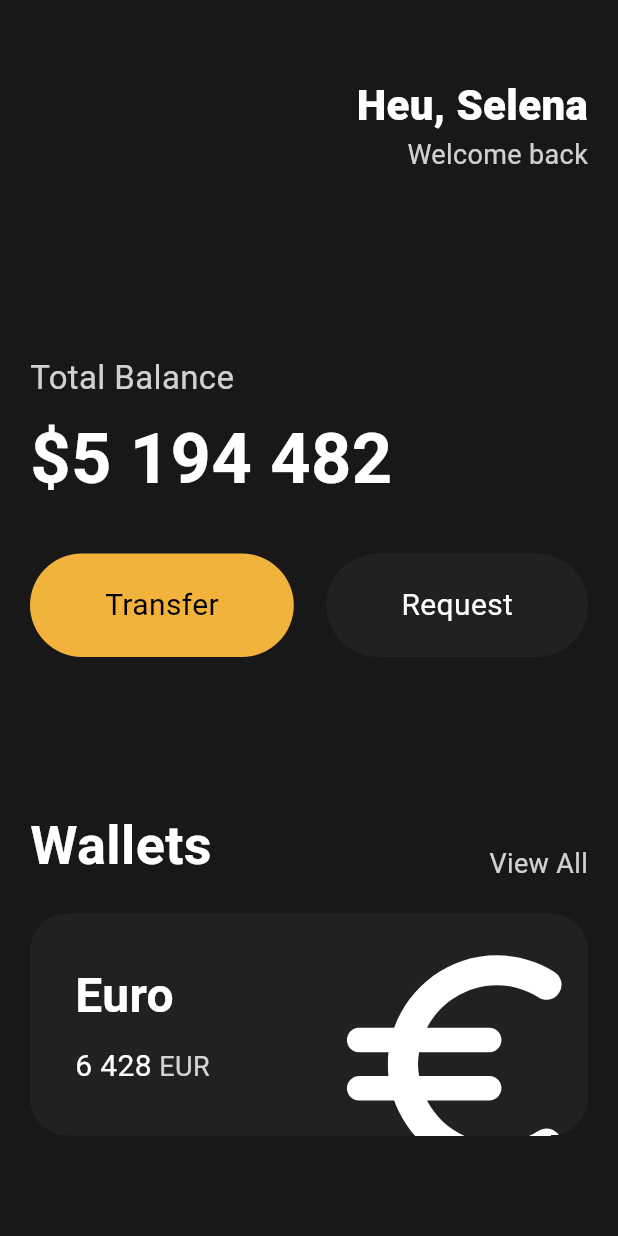
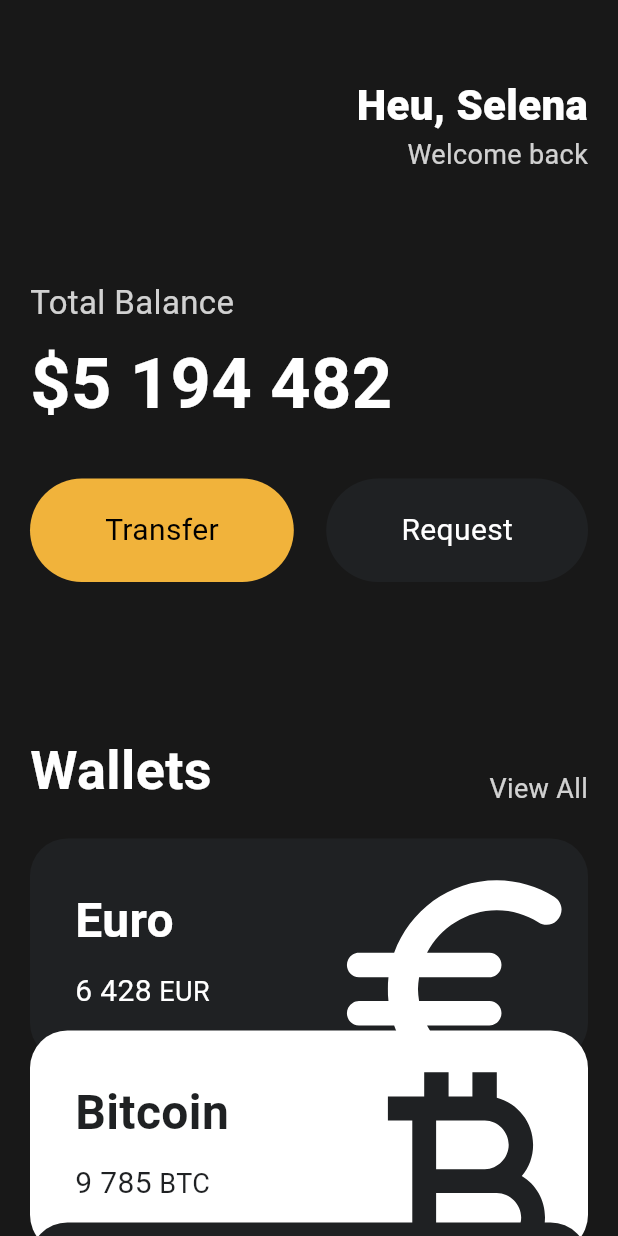
Before and after one commit to kimminsic/flutterStudy, a Flutter app: the screen it shows after launch, on a phone screen of 412 x 824 dp. Run offline on Flutter 3.47's test engine with Material 3 defaults, Android fonts, the phone set to English and light mode, and no system bars.

Commit message:
Flutter 로 웹툰 앱 만들기 #3.8 Reusable Cards

```diff
--- a/lib/main.dart
+++ b/lib/main.dart
@@ -1,5 +1,6 @@
 import 'package:flutter/material.dart';
 import 'package:toolflix/widgets/Button.dart';
+import 'package:toolflix/widgets/currency_card.dart';
 
 class Player {
   String? name;
@@ -20,7 +21,8 @@ class App extends StatelessWidget {
     return MaterialApp(
       home: Scaffold(
         backgroundColor: const Color(0xFF181818),
-        body: Padding(
+        body: SingleChildScrollView(
+          child: Padding(
             padding: const EdgeInsets.symmetric(horizontal: 20),
             child: Column(
               crossAxisAlignment: CrossAxisAlignment.start,
@@ -51,7 +53,7 @@ class App extends StatelessWidget {
                     ),
                   ],
                 ),
-              const SizedBox(height: 120),
+                const SizedBox(height: 70),
                 Text(
                   'Total Balance',
                   style: TextStyle(
@@ -107,68 +109,37 @@ class App extends StatelessWidget {
                   ],
                 ),
                 const SizedBox(height: 20),
-              Container(
-                clipBehavior: Clip.hardEdge,
-                decoration: BoxDecoration(
-                  color: const Color(0xFF1F2123),
-                  borderRadius: BorderRadius.circular(25),
+                const CurrencyCard(
+                  name: 'Euro',
+                  code: 'EUR',
+                  amount: '6 428',
+                  icon: Icons.euro_rounded,
+                  isInverted: false,
                 ),
-                child: Padding(
-                  padding: const EdgeInsets.all(30),
-                  child: Row(
-                    mainAxisAlignment: MainAxisAlignment.spaceBetween,
-                    children: [
-                      Column(
-                        crossAxisAlignment: CrossAxisAlignment.start,
-                        children: [
-                          const Text(
-                            'Euro',
-                            style: TextStyle(
-                              color: Colors.white,
-                              fontSize: 32,
-                              fontWeight: FontWeight.w600,
+                Transform.translate(
+                  offset: const Offset(0, -20),
+                  child: const CurrencyCard(
+                    name: 'Bitcoin',
+                    code: 'BTC',
+                    amount: '9 785',
+                    icon: Icons.currency_bitcoin,
+                    isInverted: true,
                   ),
                 ),
-                          const SizedBox(height: 10),
-                          Row(
-                            children: [
-                              const Text(
-                                '6 428',
-                                style: TextStyle(
-                                  color: Colors.white,
-                                  fontSize: 20,
-                                ),
-                              ),
-                              const SizedBox(width: 5),
-                              Text(
-                                'EUR',
-                                style: TextStyle(
-                                  color: Colors.white.withOpacity(0.8),
-                                  fontSize: 18,
-                                ),
-                              ),
-                            ],
-                          ),
-                        ],
-                      ),
-                      Transform.scale(
-                        scale: 2.2,
-                        child: Transform.translate(
-                          offset: const Offset(-5, 12),
-                          child: const Icon(
-                            Icons.euro_rounded,
-                            color: Colors.white,
-                            size: 88,
-                          ),
+                Transform.translate(
+                  offset: const Offset(0, -40),
+                  child: const CurrencyCard(
+                    name: 'Dollar',
+                    code: 'USD',
+                    amount: '428',
+                    icon: Icons.attach_money_outlined,
+                    isInverted: false,
                   ),
                 ),
               ],
             ),
           ),
         ),
-            ],
-          ),
-        ),
       ),
     );
   }
--- /dev/null
+++ b/lib/widgets/currency_card.dart
@@ -0,0 +1,82 @@
+import 'package:flutter/material.dart';
+
+class CurrencyCard extends StatelessWidget {
+  final String name, code, amount;
+  final IconData icon;
+  final bool isInverted;
+
+  final _blackColor = const Color(0xFF1F2123);
+
+  const CurrencyCard({
+    super.key,
+    required this.name,
+    required this.code,
+    required this.amount,
+    required this.icon,
+    required this.isInverted,
+  });
+
+  @override
+  Widget build(BuildContext context) {
+    // TODO: implement build
+    return Container(
+      clipBehavior: Clip.hardEdge,
+      decoration: BoxDecoration(
+        color: isInverted ? Colors.white : _blackColor,
+        borderRadius: BorderRadius.circular(25),
+      ),
+      child: Padding(
+        padding: const EdgeInsets.all(30),
+        child: Row(
+          mainAxisAlignment: MainAxisAlignment.spaceBetween,
+          children: [
+            Column(
+              crossAxisAlignment: CrossAxisAlignment.start,
+              children: [
+                Text(
+                  name,
+                  style: TextStyle(
+                    color: isInverted ? _blackColor : Colors.white,
+                    fontSize: 32,
+                    fontWeight: FontWeight.w600,
+                  ),
+                ),
+                const SizedBox(height: 10),
+                Row(
+                  children: [
+                    Text(
+                      amount,
+                      style: TextStyle(
+                        color: isInverted ? _blackColor : Colors.white,
+                        fontSize: 20,
+                      ),
+                    ),
+                    const SizedBox(width: 5),
+                    Text(
+                      code,
+                      style: TextStyle(
+                        color: isInverted ? _blackColor : Colors.white,
+                        fontSize: 18,
+                      ),
+                    ),
+                  ],
+                ),
+              ],
+            ),
+            Transform.scale(
+              scale: 2.2,
+              child: Transform.translate(
+                offset: const Offset(-5, 12),
+                child: Icon(
+                  icon,
+                  color: isInverted ? _blackColor : Colors.white,
+                  size: 88,
+                ),
+              ),
+            ),
+          ],
+        ),
+      ),
+    );
+  }
+}
```
Lines whose indentation alone changed are shown as unchanged.
